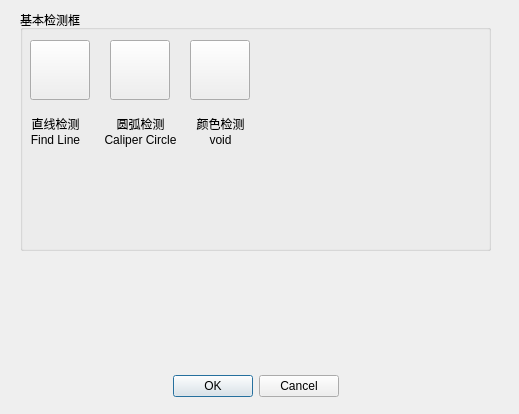
Above: VisionDetect/InspWindowSelectDialog.ui from chuandongxu/AOI before the change. Below: the same form after it.
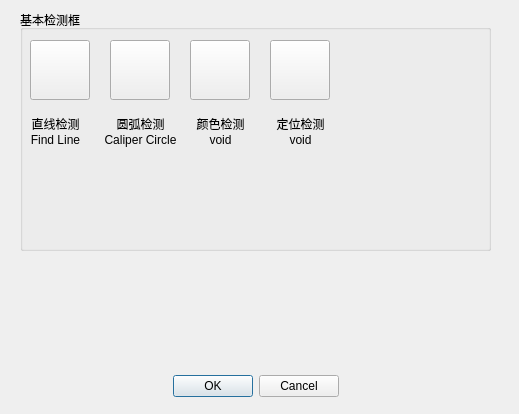
That is the form after the change. Icons and pictures are not drawn.

Commit message:
Alignment Widget
1. Add alignment widget.
2. Update InspWindowWidget attributes for alignment widget.
3. Fixed bugs to select widget update for inspect circle or alignment.

```diff
--- a/VisionDetect/InspWindowSelectDialog.ui
+++ b/VisionDetect/InspWindowSelectDialog.ui
@@ -152,6 +152,48 @@
      <bool>true</bool>
     </property>
    </widget>
+   <widget class="QLabel" name="labelAlignmentWindow">
+    <property name="geometry">
+     <rect>
+      <x>250</x>
+      <y>100</y>
+      <width>61</width>
+      <height>41</height>
+     </rect>
+    </property>
+    <property name="text">
+     <string>定位检测  void</string>
+    </property>
+    <property name="alignment">
+     <set>Qt::AlignCenter</set>
+    </property>
+    <property name="wordWrap">
+     <bool>true</bool>
+    </property>
+   </widget>
+   <widget class="QPushButton" name="btnAlignmentWindow">
+    <property name="geometry">
+     <rect>
+      <x>250</x>
+      <y>30</y>
+      <width>60</width>
+      <height>60</height>
+     </rect>
+    </property>
+    <property name="text">
+     <string/>
+    </property>
+    <property name="icon">
+     <iconset>
+      <normaloff>image/Alignment.png</normaloff>image/Alignment.png</iconset>
+    </property>
+    <property name="iconSize">
+     <size>
+      <width>60</width>
+      <height>60</height>
+     </size>
+    </property>
+   </widget>
   </widget>
   <widget class="QDialogButtonBox" name="buttonBox">
    <property name="geometry">
```
The commit also changes 13 other files.
